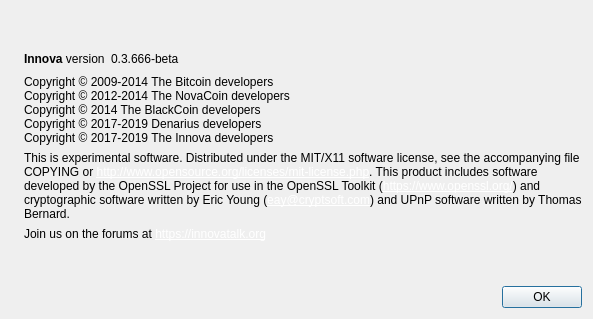
Qt form src/qt/forms/aboutdialog.ui (innova-foundation/innova) before a commit.
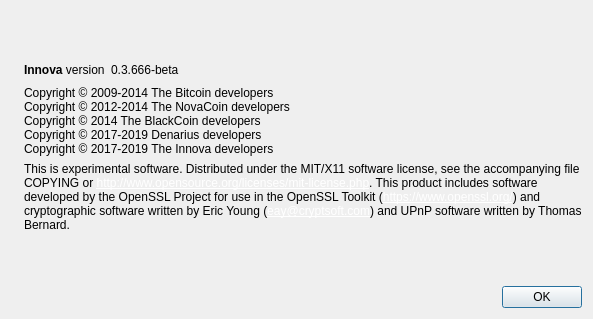
The same form after that commit. Icons and pictures are not drawn.

What changed in the file:
```diff
--- a/src/qt/forms/aboutdialog.ui
+++ b/src/qt/forms/aboutdialog.ui
@@ -129,16 +129,6 @@
        </property>
       </widget>
      </item>
-     <item>
-      <widget class="QLabel" name="label_3">
-       <property name="text">
-        <string>Join us on the forums at &lt;a href=&quot;https://innovatalk.org&quot; style=&quot;color: #FFF;&quot;&gt;https://innovatalk.org&lt;/a&gt;</string>
-       </property>
-       <property name="openExternalLinks">
-        <bool>true</bool>
-       </property>
-      </widget>
-     </item>
      <item>
       <spacer name="verticalSpacer">
        <property name="orientation">
```
